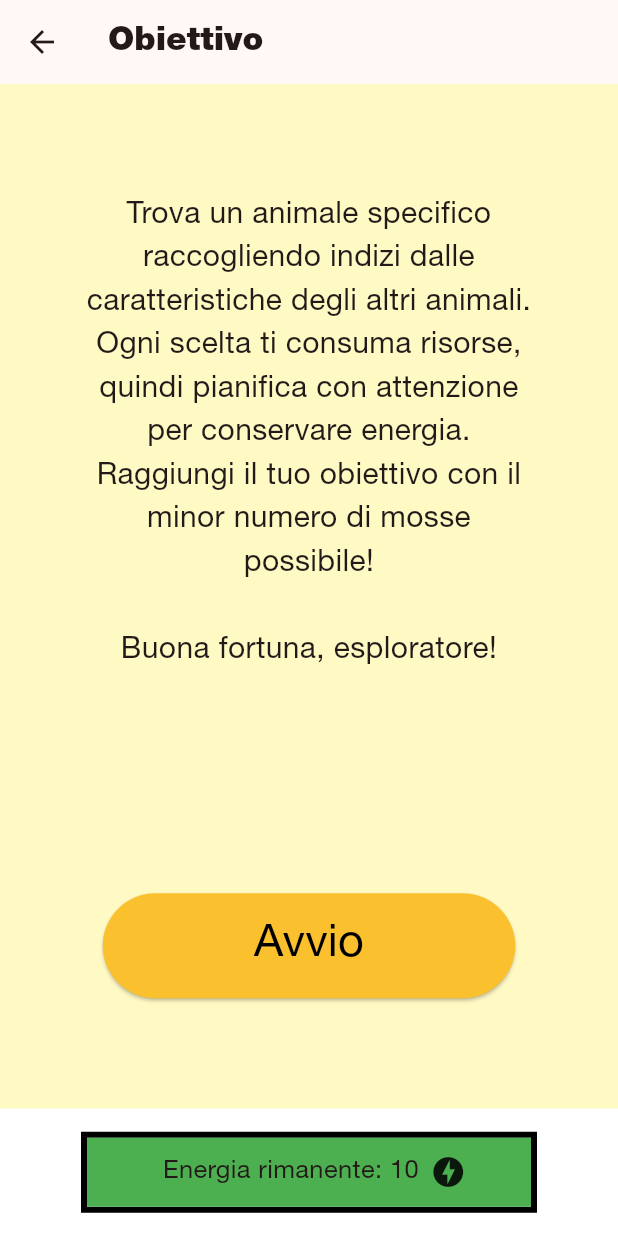
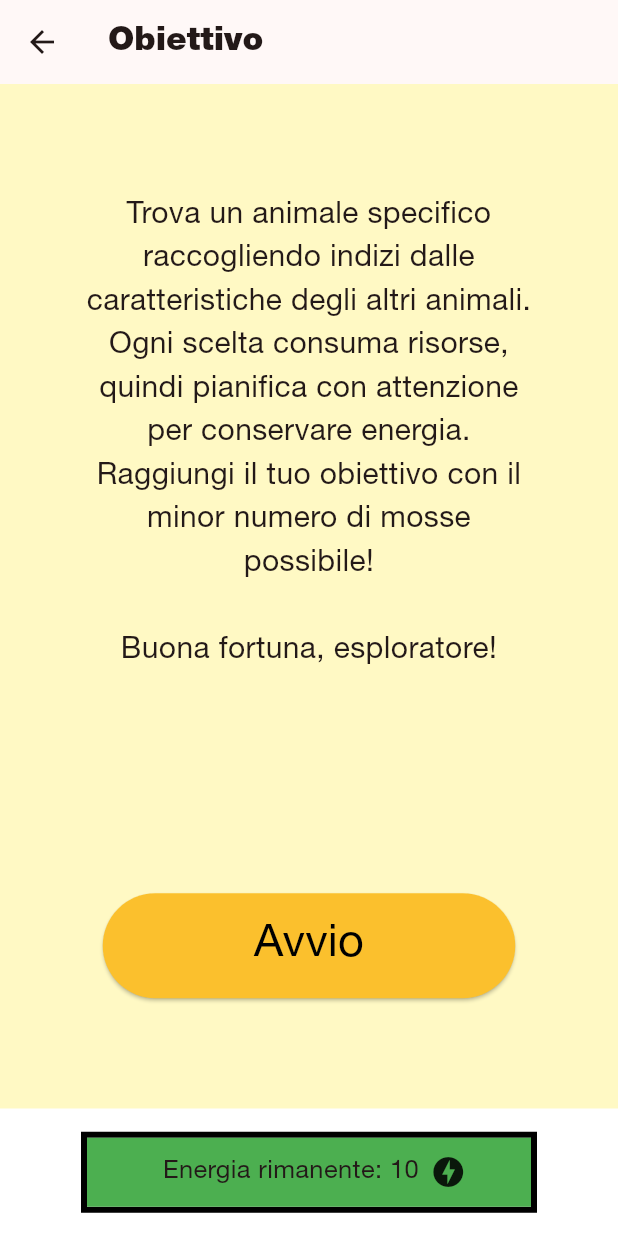
Before and after one commit to lorenzo2330/MUSE_ExploRL, a Flutter app: the ObjectivePage screen opened by its route, on a phone screen of 412 x 824 dp. Run offline on Flutter 3.47's test engine with Material 3 defaults, Android fonts, the phone set to English and light mode, and no system bars; our stand-ins replace shared_preferences; missing offline and left inert: qr_code_scanner; accounts and stored records are empty; project files that could hold a hidden picture were left out.

Commit message:
sistemati piccoli dettagli

```diff
--- a/lib/pages/exhibit_page.dart
+++ b/lib/pages/exhibit_page.dart
@@ -56,7 +56,7 @@ class _ExhibitPageState extends State<ExhibitPage> {
           ],
         ),
       ),
-
+      /*
       floatingActionButton: FloatingActionButton(
         onPressed: () {
           //Segno che ho: scansionato l'exhibit => visto l'exhibit => "consumato" un'energia,
@@ -69,6 +69,8 @@ class _ExhibitPageState extends State<ExhibitPage> {
         child: const Icon(Icons.qr_code_outlined),
       ),
 
+       */
+
       bottomNavigationBar: hasWin && context.watch<ExhibitProvider>().scansioneCorretta ? null : MyBottomAppBar.myBottomAppBar(context),
     );
   }
--- a/lib/res/my_string.dart
+++ b/lib/res/my_string.dart
@@ -15,7 +15,7 @@ class MyString {
   static const String creditDipartimento = "Credit dipartimento";
   static const String creditFont = "Credit font";
   static const String creditFoto = "Fotografie:";
-  static const String creditFotografo = "- Nome Cognome";
+  static const String creditFotografo = "- © ph. Osvaldo Negra";
   static const String creditPopmat = "- Laboratorio di comunicazione,\n   storia e filosofia della\n   matematica del Dipartimento di\n   Matematica dell'Università di\n   Trento";
   static const String creditProgetto = "Attività progettata da:";
   static const String creditMuse = "- MUSE - Museo delle Scienze di\n   Trento";
@@ -24,7 +24,7 @@ class MyString {
   static const String creditTitle = "Credits:";
   static const String descrizioneObiettivo =
       "Trova un animale specifico raccogliendo indizi dalle caratteristiche degli altri animali.\n"
-      "Ogni scelta ti consuma risorse, quindi pianifica con attenzione per conservare energia.\n"
+      "Ogni scelta consuma risorse, quindi pianifica con attenzione per conservare energia.\n"
       "Raggiungi il tuo obiettivo con il minor numero di mosse possibile!\n\n"
       "Buona fortuna, esploratore!";
   static const String errorPage = "Error page";
```
